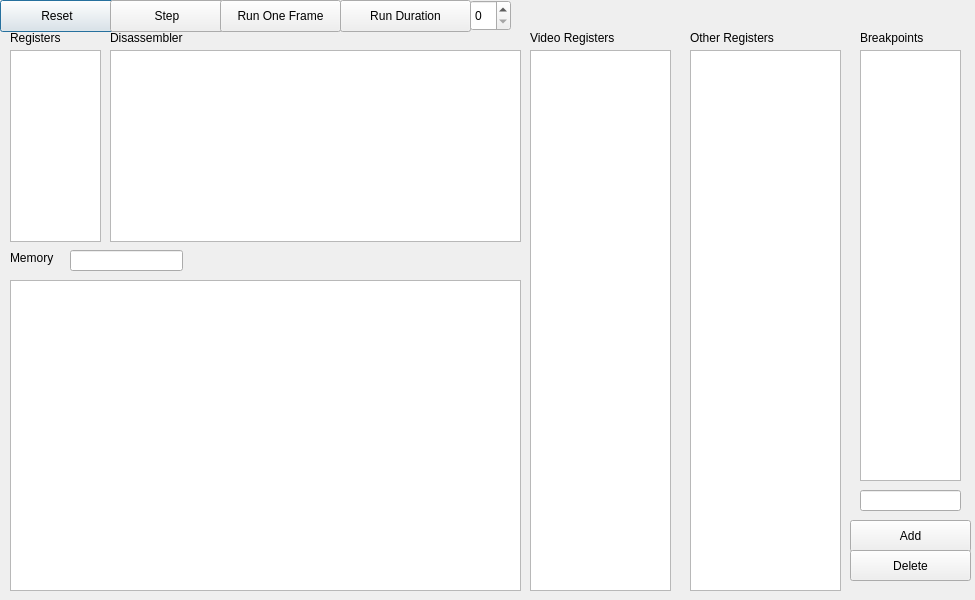
nbouchinet/gbmu, file GbmuUI/debuggerwindow.ui: the form before one commit.
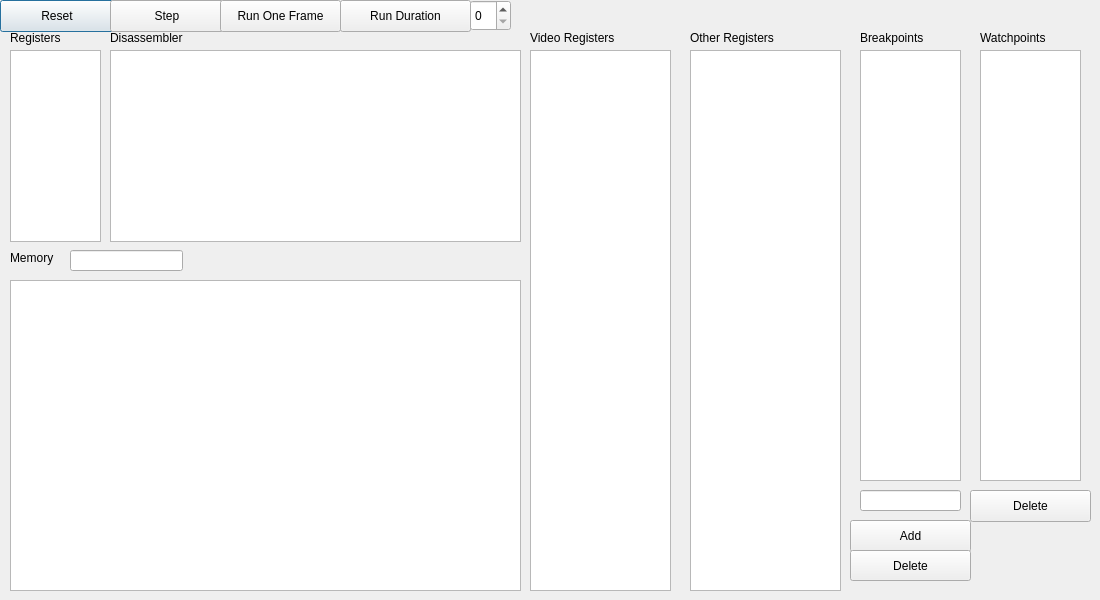
The form after the commit.

Commit message: pop add watchpoint added but cant add watchpoint in gb

```diff
--- a/GbmuUI/debuggerwindow.ui
+++ b/GbmuUI/debuggerwindow.ui
@@ -6,19 +6,19 @@
    <rect>
     <x>0</x>
     <y>0</y>
-    <width>975</width>
+    <width>1100</width>
     <height>600</height>
    </rect>
   </property>
   <property name="minimumSize">
    <size>
-    <width>975</width>
+    <width>1100</width>
     <height>600</height>
    </size>
   </property>
   <property name="maximumSize">
    <size>
-    <width>975</width>
+    <width>1100</width>
     <height>600</height>
    </size>
   </property>
@@ -271,6 +271,42 @@
     </rect>
    </property>
   </widget>
+  <widget class="QListWidget" name="watchpointsWidget">
+   <property name="geometry">
+    <rect>
+     <x>980</x>
+     <y>50</y>
+     <width>101</width>
+     <height>431</height>
+    </rect>
+   </property>
+  </widget>
+  <widget class="QLabel" name="wathpointsLabel">
+   <property name="geometry">
+    <rect>
+     <x>980</x>
+     <y>30</y>
+     <width>81</width>
+     <height>16</height>
+    </rect>
+   </property>
+   <property name="text">
+    <string>Watchpoints</string>
+   </property>
+  </widget>
+  <widget class="QPushButton" name="deleteWatchpointButton">
+   <property name="geometry">
+    <rect>
+     <x>970</x>
+     <y>490</y>
+     <width>121</width>
+     <height>32</height>
+    </rect>
+   </property>
+   <property name="text">
+    <string>Delete</string>
+   </property>
+  </widget>
  </widget>
  <resources/>
  <connections/>
```
The commit also changes 3 other files.
